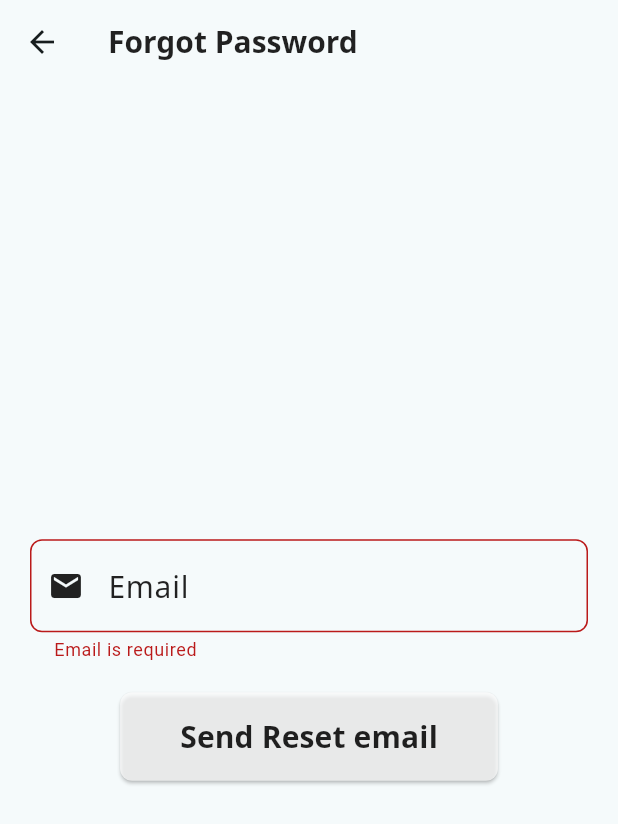
After one commit to mbpatel6245/Clinic-Solution, a Flutter app: the ForgotPasswordScreen screen opened by its route, after a tap on "Send Reset email", on a phone screen of 412 x 824 dp. The commit adds this screen. Shown: the top 824 px of the screen. Run offline on Flutter 3.47's test engine with Material 3 defaults, Android fonts, the light colour scheme and no system bars; our stand-ins replace cloud_firestore, firebase_auth, firebase_core, go_router; accounts and stored records are empty; generated files the repository leaves out were written again.

Commit message:
- Refactor firebase auth and firestore - login and register complete - Home complete with user login data

```diff
--- /dev/null
+++ b/lib/data/datasources/user_model.dart
@@ -0,0 +1,45 @@
+import 'package:cloud_firestore/cloud_firestore.dart';
+
+class UserModel {
+  final String id;
+  final String name;
+  final String email;
+  final String password;
+  final String phone;
+  final String role;
+  final Timestamp createdAt;
+
+  UserModel(
+      {required this.id,
+      required this.name,
+      required this.email,
+      required this.password,
+      required this.phone,
+      required this.role,
+      required this.createdAt});
+
+  // Convert Firestore document to a User object
+  factory UserModel.fromMap(Map<String, dynamic> data, String documentId) {
+    return UserModel(
+      id: documentId,
+      name: data['name'] ?? '',
+      email: data['email'] ?? '',
+      password: data['password'] ?? '',
+      phone: data['phone'] ?? '',
+      role: data['role'] ?? '',
+      createdAt: data['createdAt'] ?? Timestamp.now(),
+    );
+  }
+
+  // Convert User object to Firestore document format
+  Map<String, dynamic> toMap() {
+    return {
+      'name': name,
+      'email': email,
+      'password': password,
+      'phone': phone,
+      'role': role,
+      'createdAt': createdAt,
+    };
+  }
+}
--- a/lib/l10n/intl_en.arb
+++ b/lib/l10n/intl_en.arb
@@ -21,5 +21,7 @@
   "registerSuccessfully":"Registered successfully!",
   "name":"Name",
   "nameRequired":"Name required",
-  "userAuthenticationFailed":"User authentication failed. Please try again!"
+  "userAuthenticationFailed":"User authentication failed. Please try again!",
+  "sendResetEmail":"Send Reset email",
+  "forgotPasswordLabel": "Forgot Password"
 }
--- a/lib/l10n/intl_gu.arb
+++ b/lib/l10n/intl_gu.arb
@@ -21,5 +21,7 @@
   "registerSuccessfully":"સફળતાપૂર્વક નોંધણી થઈ!",
   "name":"નામ",
   "nameRequired":"નામ જરૂરી છે",
-  "userAuthenticationFailed":"વપરાશકર્તા પ્રમાણીકરણ નિષ્ફળ થયું. કૃપા કરીને ફરી પ્રયાસ કરો!"
+  "userAuthenticationFailed":"વપરાશકર્તા પ્રમાણીકરણ નિષ્ફળ થયું. કૃપા કરીને ફરી પ્રયાસ કરો!",
+   "sendResetEmail":"રીસેટ ઈમેલ મોકલો",
+    "forgotPasswordLabel": "પાસવર્ડ ભૂલી ગયા છો"
 }
--- a/lib/l10n/intl_hi.arb
+++ b/lib/l10n/intl_hi.arb
@@ -21,5 +21,7 @@
   "registerSuccessfully":"सफलतापूर्वक पंजीकृत!",
   "name":"नाम",
   "nameRequired":"नाम आवश्यक",
-  "userAuthenticationFailed":"उपयोगकर्ता प्रमाणीकरण विफल हुआ। कृपया पुनः प्रयास करें!"
+  "userAuthenticationFailed":"उपयोगकर्ता प्रमाणीकरण विफल हुआ। कृपया पुनः प्रयास करें!",
+   "sendResetEmail":"रीसेट ईमेल भेजें",
+    "forgotPasswordLabel": "पासवर्ड भूल गए"
 }
--- /dev/null
+++ b/lib/services/auth_services.dart
@@ -0,0 +1,25 @@
+import 'package:firebase_auth/firebase_auth.dart';
+
+class AuthService {
+  final FirebaseAuth _auth = FirebaseAuth.instance;
+
+  // Method to send password reset email
+  Future<void> sendPasswordResetEmail(String email) async {
+    await _auth.sendPasswordResetEmail(email: email.trim());
+  }
+
+  Future<UserCredential> createUserWithEmailAndPassword(
+      String email, String password) async {
+    UserCredential userCredential = await _auth.createUserWithEmailAndPassword(
+      email: email,
+      password: password,
+    );
+    return userCredential;
+  }
+
+  Future<UserCredential> login(String email, String password) async {
+    UserCredential userCredential = await _auth.signInWithEmailAndPassword(
+        email: email, password: password);
+    return userCredential;
+  }
+}
--- a/lib/ui/navigation/navigation.dart
+++ b/lib/ui/navigation/navigation.dart
@@ -1,3 +1,4 @@
+import 'package:clinic_solution/ui/views/forgot/forgot_password_screen.dart';
 import 'package:firebase_auth/firebase_auth.dart';
 import 'package:flutter/material.dart';
 import 'package:go_router/go_router.dart';
@@ -44,7 +45,13 @@ final GoRouter router = GoRouter(
                 // return ErrorScreen();
               }
               return HomeScreen(user: user!);
-            })
+            }),
+        GoRoute(
+          path: Strings.navForgot,
+          builder: (BuildContext context, GoRouterState state) {
+            return ForgotPasswordScreen();
+          },
+        ),
       ],
     ),
   ],
--- /dev/null
+++ b/lib/ui/views/forgot/forgot_password_screen.dart
@@ -0,0 +1,82 @@
+import 'package:flutter/material.dart';
+import 'package:provider/provider.dart';
+
+import '../../../core/utils/locale_provider.dart';
+import '../../../core/utils/validator.dart';
+import '../../themes/text_styles.dart';
+import '../../widgets/common_button.dart';
+import '../../widgets/common_textfield.dart';
+import 'forgot_password_viewmodel.dart';
+import 'package:flutter_gen/gen_l10n/app_localizations.dart';
+
+class ForgotPasswordScreen extends StatelessWidget {
+  final ForgotPasswordViewModel viewModel = ForgotPasswordViewModel();
+  final _emailController = TextEditingController();
+  final _formKey = GlobalKey<FormState>();
+
+  @override
+  Widget build(BuildContext context) {
+    var localeProvider = Provider.of<LocaleProvider>(context, listen: false);
+    return ChangeNotifierProvider(
+      create: (_) => ForgotPasswordViewModel(),
+      child: Scaffold(
+        appBar: AppBar(
+          title: Text(
+            AppLocalizations.of(context)!.forgotPasswordLabel,
+            style: AppTextStyles.getBoldTextStyle(localeProvider.locale),
+          ),
+        ),
+        body: Padding(
+            padding: const EdgeInsets.all(20.0),
+            child: Consumer<ForgotPasswordViewModel>(
+                builder: (context, viewModel, child) {
+              return Form(
+                key: _formKey,
+                child: Container(
+                  constraints: const BoxConstraints(maxWidth: 400),
+                  child: Column(
+                    mainAxisAlignment: MainAxisAlignment.center,
+                    children: <Widget>[
+                      // TextFormField(
+                      //     controller: _emailController,
+                      //     decoration: InputDecoration(labelText: 'Email'),
+                      //     keyboardType: TextInputType.emailAddress,
+                      //     validator: Validator().validateEmail),
+                      CommonTextField(
+                        controller: _emailController,
+                        labelText: AppLocalizations.of(context)!.email,
+                        isPassword: false,
+                        hintText: "",
+                        prefixIcon: Icons.email,
+                        validator: Validator().validateEmail,
+                      ),
+                      SizedBox(height: 20),
+                      if (viewModel.isLoading)
+                        CircularProgressIndicator()
+                      else
+                        CommonButton(
+                          text: AppLocalizations.of(context)!.sendResetEmail,
+                          onPressed: () {
+                            if (viewModel.validateForm(_formKey)) {
+                              viewModel.sendPasswordResetEmail(
+                                  _emailController.text.trim());
+                            }
+                          },
+                        ),
+                      if (viewModel.errorMessage != null)
+                        Padding(
+                          padding: const EdgeInsets.only(top: 20),
+                          child: Text(
+                            viewModel.errorMessage!,
+                            style: TextStyle(color: Colors.red),
+                          ),
+                        ),
+                    ],
+                  ),
+                ),
+              );
+            })),
+      ),
+    );
+  }
+}
--- /dev/null
+++ b/lib/ui/views/forgot/forgot_password_viewmodel.dart
@@ -0,0 +1,55 @@
+import 'package:firebase_auth/firebase_auth.dart';
+import 'package:flutter/material.dart';
+
+import '../../../services/auth_services.dart';
+
+class ForgotPasswordViewModel extends ChangeNotifier {
+  final AuthService _authService = AuthService();
+  bool _isLoading = false;
+  String? _errorMessage;
+
+  bool get isLoading => _isLoading;
+  String? get errorMessage => _errorMessage;
+
+  // Method to send password reset email
+  Future<void> sendPasswordResetEmail(String email) async {
+    _isLoading = true;
+    _errorMessage = null;
+    notifyListeners();
+
+    try {
+      await _authService.sendPasswordResetEmail(email);
+    } on FirebaseAuthException catch (e,stacktrace) {
+      print(stacktrace.toString());
+      _handleAuthException(e);
+    } catch (e,stacktrace) {
+      print(stacktrace.toString());
+      _errorMessage = 'An error occurred. Please try again.';
+    } finally {
+      _isLoading = false;
+      notifyListeners();
+    }
+  }
+  bool validateForm(GlobalKey<FormState> formKey) {
+    return formKey.currentState?.validate() ?? false;
+  }
+  // Method to handle different Firebase Auth errors
+  void _handleAuthException(FirebaseAuthException e) {
+    switch (e.code) {
+      case 'user-not-found':
+        _errorMessage = 'No user found for that email.';
+        break;
+      case 'invalid-email':
+        _errorMessage = 'Invalid email address.';
+        break;
+      case 'missing-client-identifier':
+        _errorMessage = 'reCAPTCHA verification failed. Please try again.';
+        break;
+      case 'recaptcha-required':
+        _errorMessage = 'reCAPTCHA verification is required. Please try again.';
+        break;
+      default:
+        _errorMessage = 'An error occurred. Please try again.';
+    }
+  }
+}
--- a/lib/ui/views/login/login_screen.dart
+++ b/lib/ui/views/login/login_screen.dart
@@ -78,11 +78,7 @@ class LoginScreen extends StatelessWidget {
                     const SizedBox(height: 20),
                     TextButton(
                       onPressed: () {
-                        // Handle forgot password logic
-                        ScaffoldMessenger.of(context).showSnackBar(
-                          const SnackBar(
-                              content: Text('Forgot Password Clicked')),
-                        );
+                        context.go('/${Strings.navForgot}');
                       },
                       child: Text(AppLocalizations.of(context)!.forgotPassword,
                           style: AppTextStyles.getSemiBoldTextStyle(
--- a/lib/ui/views/register/register_screen.dart
+++ b/lib/ui/views/register/register_screen.dart
@@ -27,7 +27,7 @@ class RegisterScreen extends StatelessWidget {
           ),
         ),
         body: Padding(
-          padding: const EdgeInsets.all(16.0),
+          padding: const EdgeInsets.all(20.0),
           child: Center(
             child: Consumer<RegisterViewModel>(
               builder: (context, viewModel, child) {
```
Also changed, not shown: lib/main.dart (+15 -3 lines), lib/services/firestore_services.dart (added, +207 -0 lines), lib/ui/views/home/home_screen.dart (+25 -3 lines), lib/ui/views/home/home_viewmodel.dart (added, +15 -0 lines), lib/ui/views/login/login_viewmodel.dart (+5 -4 lines), lib/ui/views/register/register_viewmodel.dart (+11 -17 lines).
